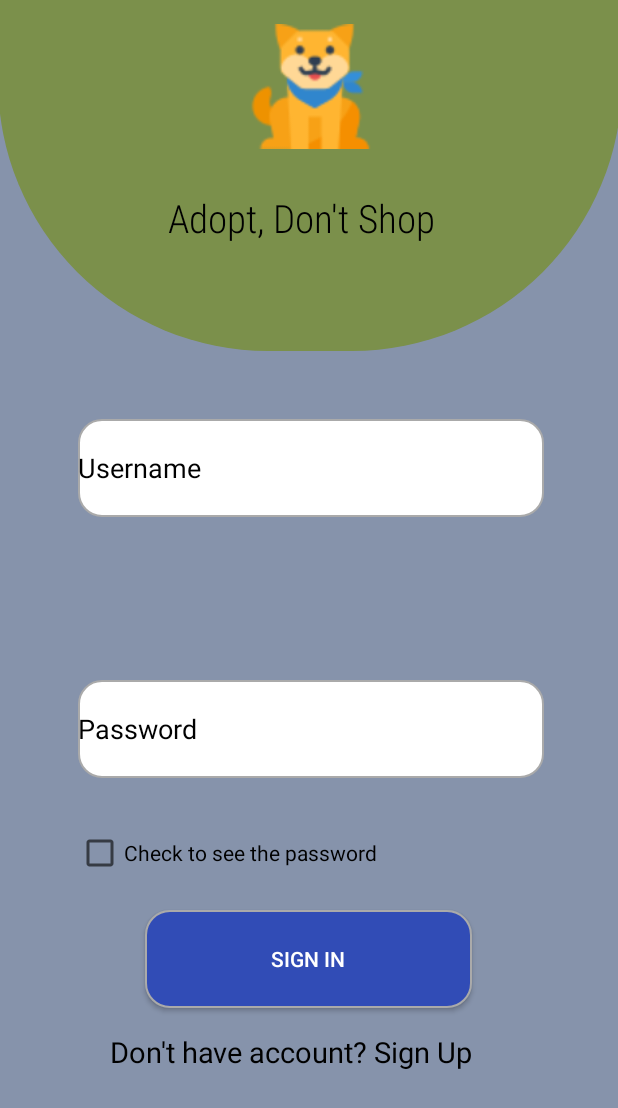
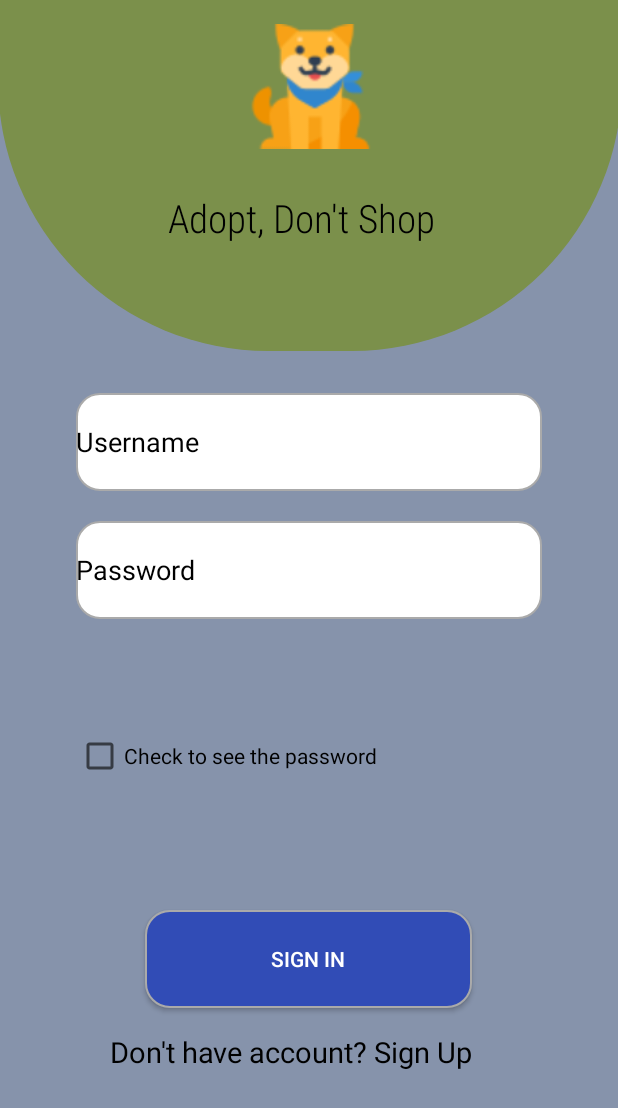
Before and after one commit to WenDEVLIFE/Pet-Adoption-App, an Android app: the MainActivity screen opened directly, with no data from a screen before it, on a phone screen of 412 x 824 dp. Shown: the top 1108 px of the screen. Run offline under Robolectric (Android 15) with nearby library versions, the phone set to English and light mode, and no system bars; our stand-ins replace sdp/ssp sizes.

Commit message:
Fix the constraint layout of the sign up. 🗨️

```diff
--- a/app/src/main/java/com/example/pet_adoption_app/HomeFragment.java
+++ b/app/src/main/java/com/example/pet_adoption_app/HomeFragment.java
@@ -63,6 +63,7 @@ public class HomeFragment extends Fragment {
         // Inflate the layout for this fragment
         View rootView = inflater.inflate(R.layout.fragment_home, container, false);
 
+        // our code here with image buttons
         ImageButton buttonPending = rootView.findViewById(R.id.imageButton_pending);
         ImageButton buttonMissing = rootView.findViewById(R.id.missingbutton);
         ImageButton buttonDonate = rootView.findViewById(R.id.donatebutton);
@@ -70,6 +71,8 @@ public class HomeFragment extends Fragment {
         ImageButton buttonAdoptPet = rootView.findViewById(R.id.button_adopt_pet);
         ImageButton ButtonAdoptRequest = rootView.findViewById(R.id.adopt_request);
         ImageButton Transaction_History = rootView.findViewById(R.id.transaction_history);
+
+
         buttonPending.setOnClickListener(v -> {
             // Handle button pending click
             AlertDialog.Builder builder = new AlertDialog.Builder(getContext());
--- a/app/src/main/res/drawable/navbottom.xml
+++ b/app/src/main/res/drawable/navbottom.xml
@@ -1,7 +1,7 @@
 <?xml version="1.0" encoding="utf-8"?>
 <shape xmlns:android="http://schemas.android.com/apk/res/android">
     <gradient
-            android:startColor="#084B83"
-            android:endColor="#42BFDD"
+            android:startColor="#7B904B"
+            android:endColor="#273B09"
             android:angle="600"/>
 </shape>
--- a/app/src/main/res/layout/activity_main.xml
+++ b/app/src/main/res/layout/activity_main.xml
@@ -17,13 +17,10 @@
             android:background="@drawable/textfield"
             android:ems="10"
             android:id="@+id/username"
-            app:layout_constraintTop_toBottomOf="@+id/constraintLayout2"
-            android:layout_marginTop="8dp"
             app:layout_constraintStart_toStartOf="parent"
             app:layout_constraintEnd_toEndOf="parent"
-            app:layout_constraintBottom_toTopOf="@+id/password"
-            app:layout_constraintHorizontal_bias="0.51"
-            app:layout_constraintVertical_bias="0.254" />
+            app:layout_constraintTop_toBottomOf="@+id/constraintLayout2"
+            android:layout_marginTop="28dp" />
 
     <EditText
             android:layout_width="@dimen/_239sdp"
@@ -37,9 +34,8 @@
             android:id="@+id/password"
             app:layout_constraintStart_toStartOf="parent"
             app:layout_constraintEnd_toEndOf="parent"
-            app:layout_constraintBottom_toTopOf="@+id/checkBox"
-            app:layout_constraintHorizontal_bias="0.51"
-            android:layout_marginBottom="24dp" />
+            app:layout_constraintTop_toBottomOf="@+id/username"
+            android:layout_marginTop="20dp" />
 
     <Button
             android:text="Sign in"
@@ -63,7 +59,8 @@
             app:layout_constraintEnd_toEndOf="parent"
             app:layout_constraintBottom_toTopOf="@+id/button"
             android:layout_marginBottom="12dp"
-            app:layout_constraintHorizontal_bias="0.381" />
+            app:layout_constraintHorizontal_bias="0.381"
+            app:layout_constraintTop_toBottomOf="@+id/password" />
 
     <TextView
             android:text="Don't have account? Sign Up"
```
Also changed, not shown: app/src/main/res/layout/fragment_home.xml (+8 -1 lines), app/src/main/res/drawable/dog.svg (deleted), app/src/main/res/drawable/donations.svg (deleted), app/src/main/res/drawable/megaphone.svg (deleted), app/src/main/res/drawable/missing.png (deleted), app/src/main/res/drawable/pending_history.svg (deleted).
